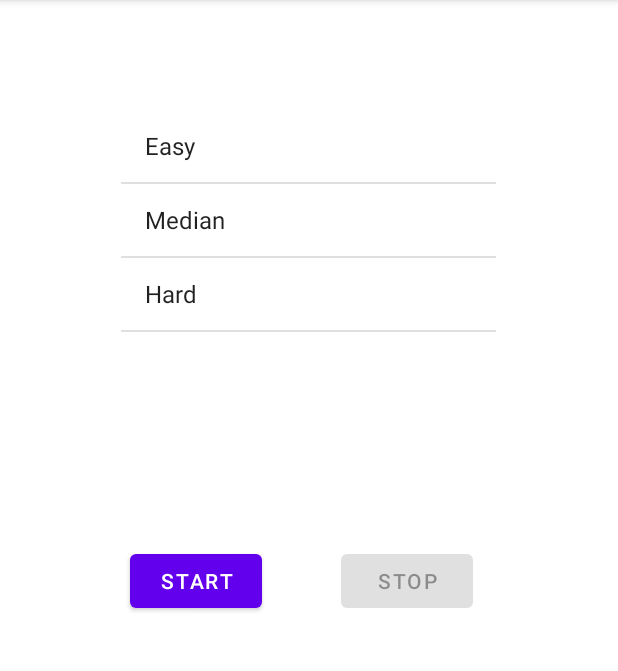
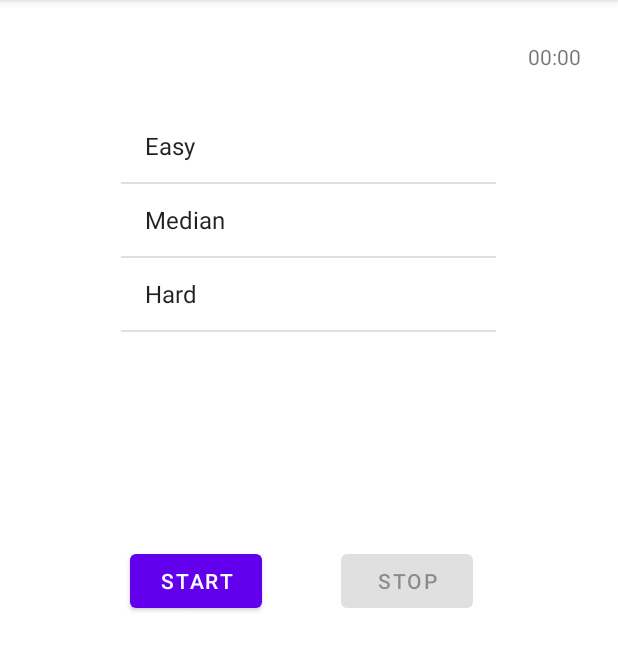
Before and after one commit to Li-Haowei/Workout_App, an Android app: the screen it shows after launch (MainActivity), after a tap on "Median", on a phone screen of 412 x 824 dp, the part 84-755 px from its top. Run offline under Robolectric (Android 15) with nearby library versions, the phone set to English and light mode, and no system bars; 1 statement that could not run was skipped; 1 other tap on this screen came first.

Commit message:
now there is a timer function which keeps track of total workout time

```diff
--- a/app/src/main/java/com/example/workoutapp/MainActivity.java
+++ b/app/src/main/java/com/example/workoutapp/MainActivity.java
@@ -20,11 +20,13 @@ public class MainActivity extends AppCompatActivity {
     private Button btnStart,btnStop;
     private Boolean start;
     private TextView stepCount;
+    private TextView timer;
     private boolean flashMode;
     private ListView optionList;
     private static final String[] items={"Easy", "Median", "Hard"};
     private int currentMode;
     private ArrayAdapter<String> adapter;
+    private int seconds;
     @RequiresApi(api = Build.VERSION_CODES.M)
     @Override
     protected void onCreate(Bundle savedInstanceState) {
@@ -37,6 +39,7 @@ public class MainActivity extends AppCompatActivity {
         btnStart = findViewById(R.id.start);
         btnStop = findViewById(R.id.stop);
         stepCount = findViewById(R.id.stepCount);
+        timer = findViewById(R.id.timer);
         start = false;
         final MediaPlayer mp1 = MediaPlayer.create(this, R.raw.superman);
         final MediaPlayer mp2 = MediaPlayer.create(this, R.raw.chariotsoffire);
@@ -53,28 +56,25 @@ public class MainActivity extends AppCompatActivity {
                     case 0:
                         currentMode = 1;
                         Toast.makeText(MainActivity.this,R.string.easy,Toast.LENGTH_SHORT).show();
-                        am.setStep(0);
                         am.setForce(70000);
-                        stepCount.setText("Current Steps: " + am.getStep());
                         break;
                     case 1:
                         currentMode = 2;
                         Toast.makeText(MainActivity.this,R.string.median,Toast.LENGTH_SHORT).show();
-                        am.setStep(0);
                         am.setForce(100000);
-                        stepCount.setText("Current Steps: " + am.getStep());
                         break;
                     case 2:
                         currentMode = 3;
                         Toast.makeText(MainActivity.this,R.string.hard,Toast.LENGTH_SHORT).show();
-                        am.setStep(0);
                         am.setForce(130000);
-                        stepCount.setText("Current Steps: " + am.getStep());
                         break;
                     default:
                          break;
                 }
+                am.setStep(0);
                 btnStart.setEnabled(true);
+                stepCount.setText("Current Steps: " + am.getStep());
+                timer.setText("00:00");
             }
         });
         btnStart.setEnabled(false);
@@ -119,6 +119,8 @@ public class MainActivity extends AppCompatActivity {
             public void run() {
                 handler.postDelayed(this, 1000);
                 if(start){
+                    seconds++;
+                    timer.setText(secondsConverter(seconds));
                     stepCount.setText("Current Steps: "+am.getStep());
                     switch (currentMode){
                         case 1:
@@ -158,6 +160,11 @@ public class MainActivity extends AppCompatActivity {
                         }
                     }
                     if (am.getStep() > 100) {
+                        if(seconds<=120){
+                            Toast.makeText(MainActivity.this,"You are a rockstar",Toast.LENGTH_SHORT).show();
+                        }else{
+                            Toast.makeText(MainActivity.this,"Great job, keep practicing to get faster.",Toast.LENGTH_SHORT).show();
+                        }
                         stepCount.setText("Current Steps: "+ 100);
                         start = false;
                         currentMode = 0;
@@ -178,11 +185,19 @@ public class MainActivity extends AppCompatActivity {
                         btnStop.setEnabled(false);
                         optionList.setEnabled(true);
                         flashMode=false;
+                        seconds=0;
                     }
                 }
             }
         };
         handler.postDelayed(r, 0000);
     }
+    public String secondsConverter(int seconds){
+        String secs = seconds%60+"";
+        String mins = seconds/60+"";
+        if(secs.length()==1) secs = "0"+secs;
+        if(mins.length()==1) mins = "0"+mins;
+        return mins+":"+secs;
+    }
 
 }
--- a/app/src/main/res/layout/activity_main.xml
+++ b/app/src/main/res/layout/activity_main.xml
@@ -55,4 +55,16 @@
         app:layout_constraintTop_toBottomOf="@+id/list"
         app:layout_constraintVertical_bias="0.082" />
 
+    <TextView
+        android:id="@+id/timer"
+        android:layout_width="wrap_content"
+        android:layout_height="wrap_content"
+        android:text="00:00"
+        app:layout_constraintBottom_toBottomOf="parent"
+        app:layout_constraintEnd_toEndOf="parent"
+        app:layout_constraintHorizontal_bias="0.934"
+        app:layout_constraintStart_toStartOf="parent"
+        app:layout_constraintTop_toTopOf="parent"
+        app:layout_constraintVertical_bias="0.037" />
+
 </androidx.constraintlayout.widget.ConstraintLayout>
```
